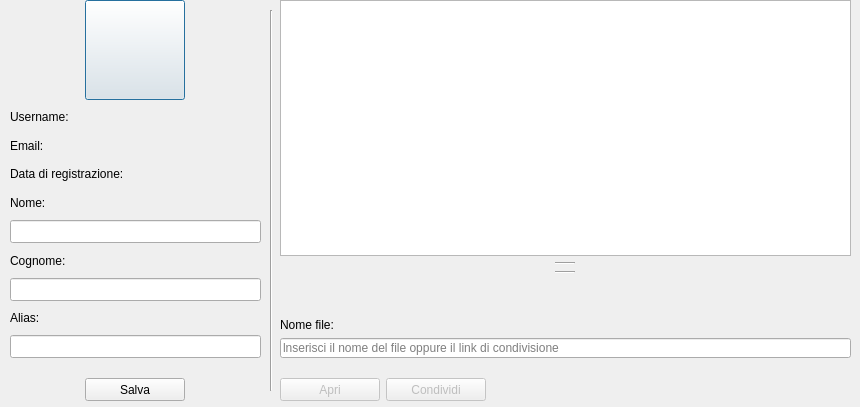
The window that client/src/ui/openfiledialog.ui (klaalk/klapklap) describes before a commit, drawn with Qt 5.
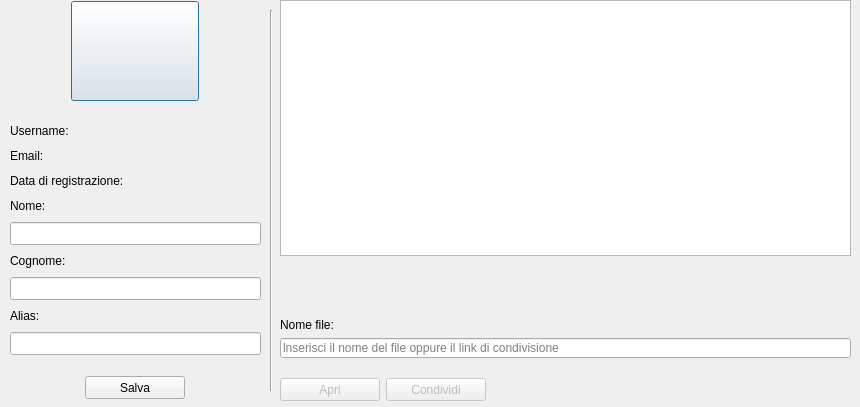
The same window after the commit.

The edit to the form file:
```diff
--- a/client/src/ui/openfiledialog.ui
+++ b/client/src/ui/openfiledialog.ui
@@ -56,13 +56,13 @@
          <widget class="QPushButton" name="changeImageButton">
           <property name="minimumSize">
            <size>
-            <width>100</width>
+            <width>128</width>
             <height>100</height>
            </size>
           </property>
           <property name="maximumSize">
            <size>
-            <width>100</width>
+            <width>128</width>
             <height>100</height>
            </size>
           </property>
@@ -88,18 +88,34 @@
         </item>
        </layout>
       </item>
+      <item>
+       <spacer name="verticalSpacer_4">
+        <property name="orientation">
+         <enum>Qt::Vertical</enum>
+        </property>
+        <property name="sizeType">
+         <enum>QSizePolicy::Fixed</enum>
+        </property>
+        <property name="sizeHint" stdset="0">
+         <size>
+          <width>20</width>
+          <height>14</height>
+         </size>
+        </property>
+       </spacer>
+      </item>
       <item>
        <widget class="QLabel" name="usernameLabel">
         <property name="minimumSize">
          <size>
           <width>0</width>
-          <height>18</height>
+          <height>10</height>
          </size>
         </property>
         <property name="maximumSize">
          <size>
           <width>400</width>
-          <height>150</height>
+          <height>18</height>
          </size>
         </property>
         <property name="text">
@@ -112,13 +128,13 @@
         <property name="minimumSize">
          <size>
           <width>0</width>
-          <height>18</height>
+          <height>10</height>
          </size>
         </property>
         <property name="maximumSize">
          <size>
           <width>400</width>
-          <height>150</height>
+          <height>18</height>
          </size>
         </property>
         <property name="text">
@@ -131,13 +147,13 @@
         <property name="minimumSize">
          <size>
           <width>0</width>
-          <height>18</height>
+          <height>10</height>
          </size>
         </property>
         <property name="maximumSize">
          <size>
           <width>400</width>
-          <height>150</height>
+          <height>18</height>
          </size>
         </property>
         <property name="text">
@@ -153,13 +169,13 @@
         <property name="minimumSize">
          <size>
           <width>0</width>
-          <height>23</height>
+          <height>10</height>
          </size>
         </property>
         <property name="maximumSize">
          <size>
           <width>16777215</width>
-          <height>23</height>
+          <height>18</height>
          </size>
         </property>
         <property name="text">
@@ -182,10 +198,16 @@
       </item>
       <item>
        <widget class="QLabel" name="surnameLabel">
+        <property name="minimumSize">
+         <size>
+          <width>0</width>
+          <height>10</height>
+         </size>
+        </property>
         <property name="maximumSize">
          <size>
           <width>16777215</width>
-          <height>23</height>
+          <height>18</height>
          </size>
         </property>
         <property name="text">
@@ -208,10 +230,16 @@
       </item>
       <item>
        <widget class="QLabel" name="aliasLabel">
+        <property name="minimumSize">
+         <size>
+          <width>0</width>
+          <height>10</height>
+         </size>
+        </property>
         <property name="maximumSize">
          <size>
           <width>16777215</width>
-          <height>23</height>
+          <height>18</height>
          </size>
         </property>
         <property name="text">
@@ -333,32 +361,6 @@
         </attribute>
        </widget>
       </item>
-      <item alignment="Qt::AlignHCenter">
-       <widget class="Line" name="line">
-        <property name="minimumSize">
-         <size>
-          <width>20</width>
-          <height>0</height>
-         </size>
-        </property>
-        <property name="orientation">
-         <enum>Qt::Horizontal</enum>
-        </property>
-       </widget>
-      </item>
-      <item alignment="Qt::AlignHCenter">
-       <widget class="Line" name="line_2">
-        <property name="minimumSize">
-         <size>
-          <width>20</width>
-          <height>0</height>
-         </size>
-        </property>
-        <property name="orientation">
-         <enum>Qt::Horizontal</enum>
-        </property>
-       </widget>
-      </item>
       <item>
        <spacer name="verticalSpacer_3">
         <property name="orientation">
```
